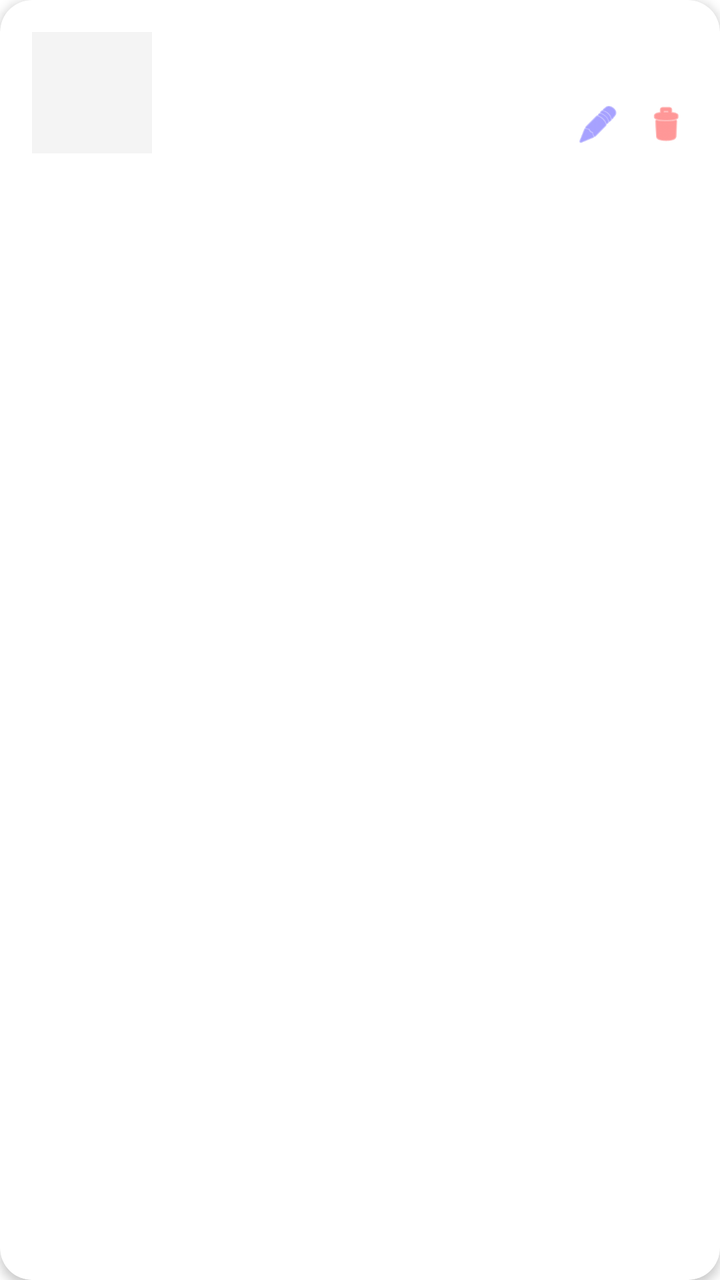
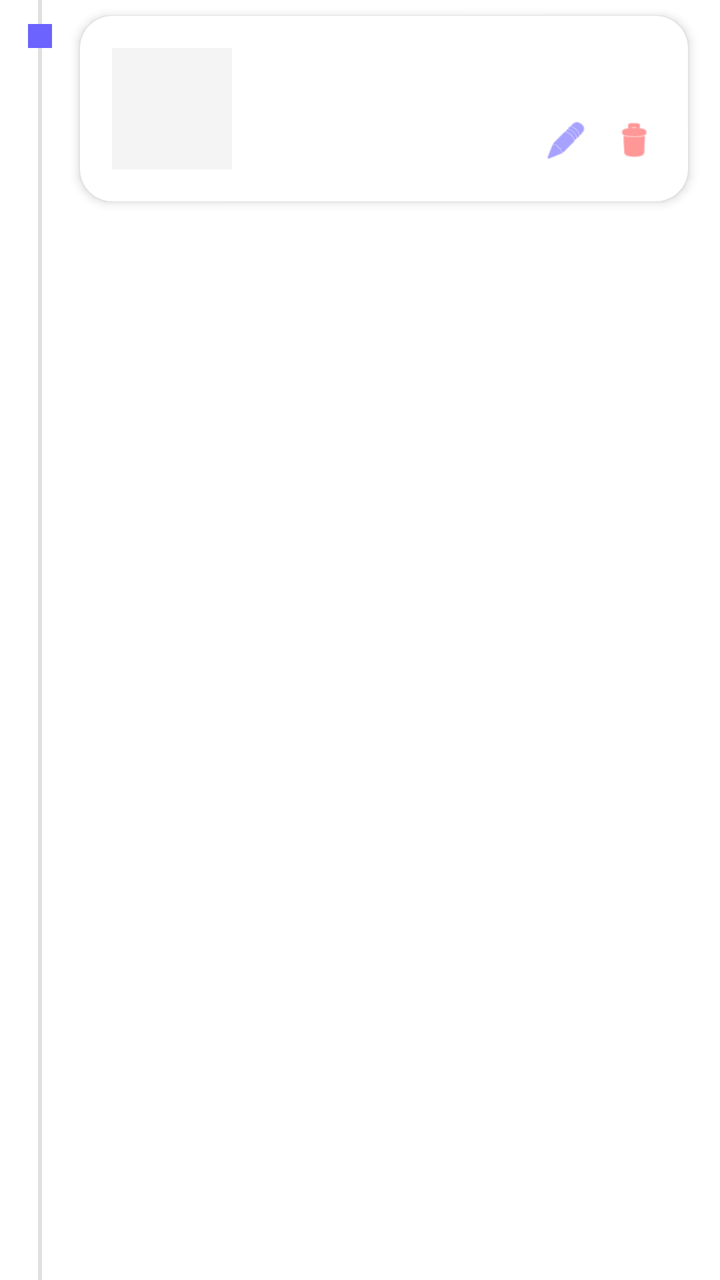

Two renders of the same Android screen: before a commit and after it. Below are the layout's source before the change and the commit's diff.
<!-- AndroidManifest.xml: application theme Theme.ExpenseSplitter -->
<!-- res/layout/item_expense.xml -->
<?xml version="1.0" encoding="utf-8"?>
<com.google.android.material.card.MaterialCardView xmlns:android="http://schemas.android.com/apk/res/android"
    xmlns:app="http://schemas.android.com/apk/res-auto"
    android:layout_width="match_parent"
    android:layout_height="wrap_content"
    android:layout_margin="8dp"
    app:cardBackgroundColor="#FFFFFF"
    app:cardCornerRadius="16dp"
    app:cardElevation="3dp"
    app:strokeWidth="0dp">

    <LinearLayout
        android:orientation="horizontal"
        android:padding="16dp"
        android:gravity="center_vertical"
        android:layout_width="match_parent"
        android:layout_height="wrap_content">

        
        <LinearLayout
            android:orientation="vertical"
            android:background="#F4F4F4"
            android:padding="10dp"
            android:gravity="center"
            android:layout_width="60dp"
            android:layout_height="wrap_content"
            app:cornerRadius="12dp"> 
            <TextView android:id="@+id/tvDateDay" android:textSize="18sp" android:textStyle="bold" android:textColor="#2D2D2D" android:layout_width="wrap_content" android:layout_height="wrap_content"/>
            <TextView android:id="@+id/tvDateMonth" android:textSize="12sp" android:textColor="#777777" android:layout_width="wrap_content" android:layout_height="wrap_content"/>
        </LinearLayout>

        
        <LinearLayout
            android:orientation="vertical"
            android:layout_weight="1"
            android:layout_marginStart="16dp"
            android:layout_width="0dp"
            android:layout_height="wrap_content">
            <TextView android:id="@+id/tvTitle" android:textSize="16sp" android:textStyle="bold" android:textColor="#2D2D2D" android:layout_width="wrap_content" android:layout_height="wrap_content"/>
            
            <LinearLayout android:layout_width="wrap_content" android:layout_height="wrap_content" android:orientation="horizontal" android:layout_marginTop="4dp">
                <TextView android:id="@+id/tvPaidBy" android:textSize="12sp" android:textColor="#777777" android:layout_width="wrap_content" android:layout_height="wrap_content"/>
                <TextView android:id="@+id/tvTime" android:textSize="12sp" android:textColor="#777777" android:layout_marginStart="8dp" android:layout_width="wrap_content" android:layout_height="wrap_content"/>
            </LinearLayout>
        </LinearLayout>

        
        <LinearLayout
            android:layout_width="wrap_content"
            android:layout_height="wrap_content"
            android:orientation="vertical"
            android:gravity="end">
            
            <TextView
                android:id="@+id/tvAmount"
                android:textSize="18sp"
                android:textStyle="bold"
                android:textColor="#2D2D2D"
                android:layout_width="wrap_content"
                android:layout_height="wrap_content"/>

            <LinearLayout
                android:layout_width="wrap_content"
                android:layout_height="wrap_content"
                android:layout_marginTop="8dp">
                <ImageView
                    android:id="@+id/btnEdit"
                    android:layout_width="22dp"
                    android:layout_height="22dp"
                    android:src="@android:drawable/ic_menu_edit"
                    android:layout_marginEnd="12dp"
                    app:tint="#6C63FF"/>
                <ImageView
                    android:id="@+id/btnDelete"
                    android:layout_width="22dp"
                    android:layout_height="22dp"
                    android:src="@android:drawable/ic_menu_delete"
                    app:tint="#FF5252"/>
            </LinearLayout>
        </LinearLayout>
    </LinearLayout>
</com.google.android.material.card.MaterialCardView>
<!-- resources referenced by this layout -->
<resources>
  <style name="Theme.ExpenseSplitter" parent="Theme.Material3.DayNight.NoActionBar">
          <item name="colorPrimary">@color/purple_primary</item>
          <item name="android:windowBackground">@color/bg_color</item>
          <item name="android:statusBarColor">@color/bg_color</item>
          <item name="android:windowLightStatusBar">true</item>
      </style>
  <color name="purple_primary">#6C63FF</color>
  <color name="bg_color">#FFFFFF</color>
</resources>

<!-- the commit's change to res/layout/item_expense.xml (unified diff, before → after) -->
@@ -1,82 +1,115 @@
 <?xml version="1.0" encoding="utf-8"?>
-<com.google.android.material.card.MaterialCardView xmlns:android="http://schemas.android.com/apk/res/android"
+<LinearLayout xmlns:android="http://schemas.android.com/apk/res/android"
     xmlns:app="http://schemas.android.com/apk/res-auto"
     android:layout_width="match_parent"
     android:layout_height="wrap_content"
-    android:layout_margin="8dp"
-    app:cardBackgroundColor="#FFFFFF"
-    app:cardCornerRadius="16dp"
-    app:cardElevation="3dp"
-    app:strokeWidth="0dp">
+    android:orientation="horizontal">
 
+    
     <LinearLayout
-        android:orientation="horizontal"
-        android:padding="16dp"
-        android:gravity="center_vertical"
+        android:layout_width="40dp"
+        android:layout_height="match_parent"
+        android:orientation="vertical"
+        android:gravity="center_horizontal">
+        
+        <View
+            android:layout_width="2dp"
+            android:layout_height="12dp"
+            android:background="#E0E0E0"/>
+            
+        <View
+            android:layout_width="12dp"
+            android:layout_height="12dp"
+            android:background="@color/purple_primary"
+            android:backgroundTint="@color/purple_primary"/>
+            
+            
+        <View
+            android:layout_width="2dp"
+            android:layout_height="match_parent"
+            android:background="#E0E0E0"/>
+    </LinearLayout>
+
+    
+    <com.google.android.material.card.MaterialCardView
         android:layout_width="match_parent"
-        android:layout_height="wrap_content">
+        android:layout_height="wrap_content"
+        android:layout_marginTop="8dp"
+        android:layout_marginBottom="8dp"
+        android:layout_marginEnd="16dp"
+        app:cardBackgroundColor="#FFFFFF"
+        app:cardCornerRadius="16dp"
+        app:cardElevation="3dp"
+        app:strokeWidth="0dp">
 
-        
         <LinearLayout
-            android:orientation="vertical"
-            android:background="#F4F4F4"
-            android:padding="10dp"
-            android:gravity="center"
-            android:layout_width="60dp"
-            android:layout_height="wrap_content"
-            app:cornerRadius="12dp"> 
-            <TextView android:id="@+id/tvDateDay" android:textSize="18sp" android:textStyle="bold" android:textColor="#2D2D2D" android:layout_width="wrap_content" android:layout_height="wrap_content"/>
-            <TextView android:id="@+id/tvDateMonth" android:textSize="12sp" android:textColor="#777777" android:layout_width="wrap_content" android:layout_height="wrap_content"/>
-        </LinearLayout>
+            android:orientation="horizontal"
+            android:padding="16dp"
+            android:gravity="center_vertical"
+            android:layout_width="match_parent"
+            android:layout_height="wrap_content">
 
-        
-        <LinearLayout
-            android:orientation="vertical"
-            android:layout_weight="1"
-            android:layout_marginStart="16dp"
-            android:layout_width="0dp"
-            android:layout_height="wrap_content">
-            <TextView android:id="@+id/tvTitle" android:textSize="16sp" android:textStyle="bold" android:textColor="#2D2D2D" android:layout_width="wrap_content" android:layout_height="wrap_content"/>
             
-            <LinearLayout android:layout_width="wrap_content" android:layout_height="wrap_content" android:orientation="horizontal" android:layout_marginTop="4dp">
-                <TextView android:id="@+id/tvPaidBy" android:textSize="12sp" android:textColor="#777777" android:layout_width="wrap_content" android:layout_height="wrap_content"/>
-                <TextView android:id="@+id/tvTime" android:textSize="12sp" android:textColor="#777777" android:layout_marginStart="8dp" android:layout_width="wrap_content" android:layout_height="wrap_content"/>
+            <LinearLayout
+                android:orientation="vertical"
+                android:background="#F4F4F4"
+                android:padding="10dp"
+                android:gravity="center"
+                android:layout_width="60dp"
+                android:layout_height="wrap_content">
+                <TextView android:id="@+id/tvDateDay" android:textSize="18sp" android:textStyle="bold" android:textColor="#2D2D2D" android:layout_width="wrap_content" android:layout_height="wrap_content"/>
+                <TextView android:id="@+id/tvDateMonth" android:textSize="12sp" android:textColor="#777777" android:layout_width="wrap_content" android:layout_height="wrap_content"/>
             </LinearLayout>
-        </LinearLayout>
 
-        
-        <LinearLayout
-            android:layout_width="wrap_content"
-            android:layout_height="wrap_content"
-            android:orientation="vertical"
-            android:gravity="end">
             
-            <TextView
-                android:id="@+id/tvAmount"
-                android:textSize="18sp"
-                android:textStyle="bold"
-                android:textColor="#2D2D2D"
-                android:layout_width="wrap_content"
-                android:layout_height="wrap_content"/>
+            <LinearLayout
+                android:orientation="vertical"
+                android:layout_weight="1"
+                android:layout_marginStart="16dp"
+                android:layout_width="0dp"
+                android:layout_height="wrap_content">
+                <TextView android:id="@+id/tvTitle" android:textSize="16sp" android:textStyle="bold" android:textColor="#2D2D2D" android:layout_width="wrap_content" android:layout_height="wrap_content"/>
+                
+                <LinearLayout android:layout_width="wrap_content" android:layout_height="wrap_content" android:orientation="horizontal" android:layout_marginTop="4dp">
+                    <TextView android:id="@+id/tvCategory" android:textSize="12sp" android:textColor="#6C63FF" android:layout_width="wrap_content" android:layout_height="wrap_content"/>
+                    <TextView android:id="@+id/tvTime" android:textSize="12sp" android:textColor="#777777" android:layout_marginStart="8dp" android:layout_width="wrap_content" android:layout_height="wrap_content"/>
+                </LinearLayout>
+            </LinearLayout>
 
+            
             <LinearLayout
                 android:layout_width="wrap_content"
                 android:layout_height="wrap_content"
-                android:layout_marginTop="8dp">
-                <ImageView
-                    android:id="@+id/btnEdit"
-                    android:layout_width="22dp"
-                    android:layout_height="22dp"
-                    android:src="@android:drawable/ic_menu_edit"
-                    android:layout_marginEnd="12dp"
-                    app:tint="#6C63FF"/>
-                <ImageView
-                    android:id="@+id/btnDelete"
-                    android:layout_width="22dp"
-                    android:layout_height="22dp"
-                    android:src="@android:drawable/ic_menu_delete"
-                    app:tint="#FF5252"/>
+                android:orientation="vertical"
+                android:gravity="end">
+                
+                <TextView
+                    android:id="@+id/tvAmount"
+                    android:textSize="18sp"
+                    android:textStyle="bold"
+                    android:textColor="#2D2D2D"
+                    android:layout_width="wrap_content"
+                    android:layout_height="wrap_content"/>
+
+                <LinearLayout
+                    android:layout_width="wrap_content"
+                    android:layout_height="wrap_content"
+                    android:layout_marginTop="8dp">
+                    <ImageView
+                        android:id="@+id/btnEdit"
+                        android:layout_width="22dp"
+                        android:layout_height="22dp"
+                        android:src="@android:drawable/ic_menu_edit"
+                        android:layout_marginEnd="12dp"
+                        app:tint="#6C63FF"/>
+                    <ImageView
+                        android:id="@+id/btnDelete"
+                        android:layout_width="22dp"
+                        android:layout_height="22dp"
+                        android:src="@android:drawable/ic_menu_delete"
+                        app:tint="#FF5252"/>
+                </LinearLayout>
             </LinearLayout>
         </LinearLayout>
-    </LinearLayout>
-</com.google.android.material.card.MaterialCardView>
+    </com.google.android.material.card.MaterialCardView>
+</LinearLayout>
